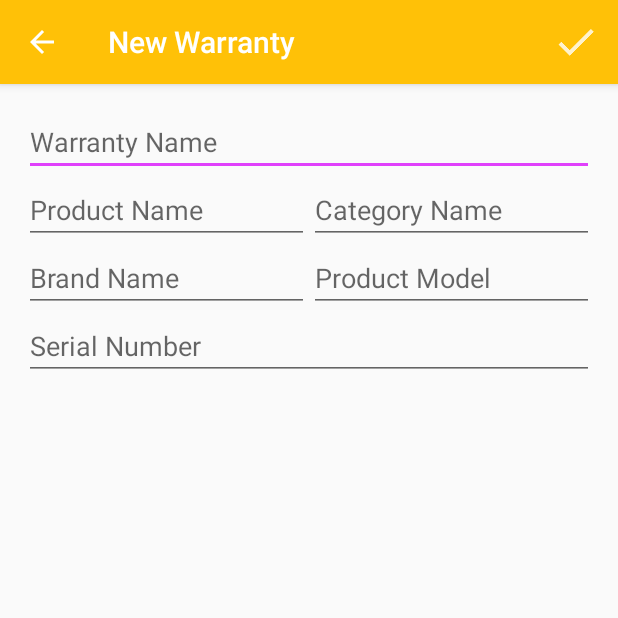
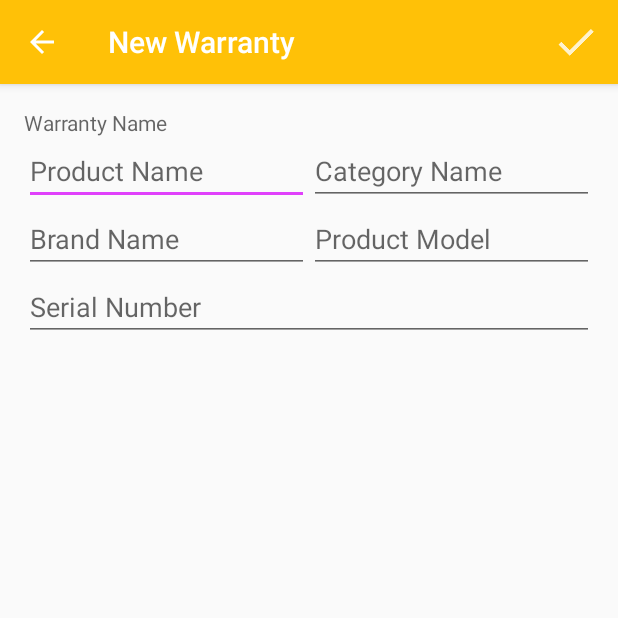
Before and after one commit to MarionaDSR/Garantator, an Android app: the AddWarrantyActivity screen opened directly, with no data from a screen before it, after a tap on "Save", on a phone screen of 412 x 824 dp, the top half of it. Run offline under Robolectric (Android 15) with nearby library versions, the phone set to English and light mode, and no system bars; our stand-ins replace ButterKnife.

Commit message:
Warranty name composed by product name + category name + brand name.

```diff
--- a/src/main/java/es/dsrroma/garantator/AddWarrantyActivity.java
+++ b/src/main/java/es/dsrroma/garantator/AddWarrantyActivity.java
@@ -3,10 +3,13 @@ package es.dsrroma.garantator;
 import android.database.Cursor;
 import android.net.Uri;
 import android.os.Bundle;
+import android.support.annotation.NonNull;
 import android.support.v4.app.LoaderManager;
 import android.support.v4.content.CursorLoader;
 import android.support.v4.content.Loader;
 import android.support.v7.app.AppCompatActivity;
+import android.text.Editable;
+import android.text.TextWatcher;
 import android.view.Menu;
 import android.view.MenuItem;
 import android.view.View;
@@ -15,6 +18,7 @@ import android.widget.AutoCompleteTextView;
 import android.widget.EditText;
 import android.widget.FilterQueryProvider;
 import android.widget.SimpleCursorAdapter;
+import android.widget.TextView;
 import android.widget.Toast;
 
 import butterknife.BindView;
@@ -30,6 +34,7 @@ import static es.dsrroma.garantator.data.contracts.BaseContract.BaseEntry.COLUMN
 import static es.dsrroma.garantator.data.contracts.BaseContract.BaseEntry.COLUMN_NAME;
 import static es.dsrroma.garantator.data.contracts.BrandContract.BRAND_CONTENT_URI;
 import static es.dsrroma.garantator.data.contracts.CategoryContract.CATEGORY_CONTENT_URI;
+import static es.dsrroma.garantator.utils.MyStringUtils.isNotEmpty;
 import static es.dsrroma.garantator.utils.MyStringUtils.notEmpty;
 
 public class AddWarrantyActivity extends AppCompatActivity implements
@@ -39,8 +44,8 @@ public class AddWarrantyActivity extends AppCompatActivity implements
     private SimpleCursorAdapter categoryAdapter;
 
     @SuppressWarnings("WeakerAccess")
-    @BindView(R.id.etWarrantyName)
-    EditText etName;
+    @BindView(R.id.tvWarrantyName)
+    TextView tvWarrantyName;
 
     @SuppressWarnings("WeakerAccess")
     @BindView(R.id.etProductName)
@@ -130,7 +135,7 @@ public class AddWarrantyActivity extends AppCompatActivity implements
 
     private void fillWarranty() {
         warranty = WarrantyViewContract.getBeanFromCursor(cursor);
-        etName.setText(warranty.getName());
+        tvWarrantyName.setText(warranty.getName());
         product = warranty.getProduct();
         if (product != null) {
             etProductName.setText(product.getName());
@@ -238,6 +243,37 @@ public class AddWarrantyActivity extends AppCompatActivity implements
                 }
             }
         });
+
+        etProductName.addTextChangedListener(warrantyNameFragmentTextWatcher());
+        actvBrand.addTextChangedListener(warrantyNameFragmentTextWatcher());
+        actvCategory.addTextChangedListener(warrantyNameFragmentTextWatcher());
+    }
+
+    @NonNull
+    private TextWatcher warrantyNameFragmentTextWatcher() {
+        return new TextWatcher() {
+            @Override
+            public void beforeTextChanged(CharSequence s, int start, int count, int after) {
+
+            }
+
+            @Override
+            public void onTextChanged(CharSequence s, int start, int before, int count) {
+
+            }
+
+            @Override
+            public void afterTextChanged(Editable s) {
+                String name = etProductName.getText().toString();
+                if (isNotEmpty(actvCategory.getText().toString())) {
+                    name += getString(R.string.warranty_name_separator) + actvCategory.getText();
+                }
+                if (isNotEmpty(actvBrand.getText().toString())) {
+                    name += getString(R.string.warranty_name_separator) + actvBrand.getText();
+                }
+                tvWarrantyName.setText(name);
+            }
+        };
     }
 
     @Override
@@ -252,7 +288,7 @@ public class AddWarrantyActivity extends AppCompatActivity implements
         switch (id) {
             case R.id.action_done:
                 if (validateContents()) {
-                    warranty.setName(etName.getText().toString());
+                    warranty.setName(tvWarrantyName.getText().toString());
                     product.setName(etProductName.getText().toString());
                     product.setModel(etModel.getText().toString());
                     product.setSerialNumber(etSerialNumber.getText().toString());
@@ -327,9 +363,9 @@ public class AddWarrantyActivity extends AppCompatActivity implements
 
     private boolean validateContents() {
         boolean res = true;
-        if (etName.getText().toString().isEmpty()) {
+        if (etProductName.getText().toString().isEmpty()) {
             res = false;
-            String message = getString(R.string.error_empty_input, getString(R.string.warranty_name_hint));
+            String message = getString(R.string.error_empty_input, getString(R.string.product_name_hint));
             Toast.makeText(this, message, Toast.LENGTH_LONG).show(); // TODO manage errors
         }
         return res;
--- a/src/main/res/layout/activity_add_warranty.xml
+++ b/src/main/res/layout/activity_add_warranty.xml
@@ -6,8 +6,8 @@
     android:padding="@dimen/generalPadding"
     tools:context="es.dsrroma.garantator.AddWarrantyActivity">
 
-    <EditText
-        android:id="@+id/etWarrantyName"
+    <TextView
+        android:id="@+id/tvWarrantyName"
         android:hint="@string/warranty_name_hint"
         android:maxLines="1"
         android:layout_width="match_parent"
--- a/src/main/res/values/strings.xml
+++ b/src/main/res/values/strings.xml
@@ -17,4 +17,6 @@
     <string name="save">Save</string>
     <string name="edit">Edit</string>
     <string name="delete">Delete</string>
+    <!-- add warranty -->
+    <string name="warranty_name_separator">" - "</string>
 </resources>
```
